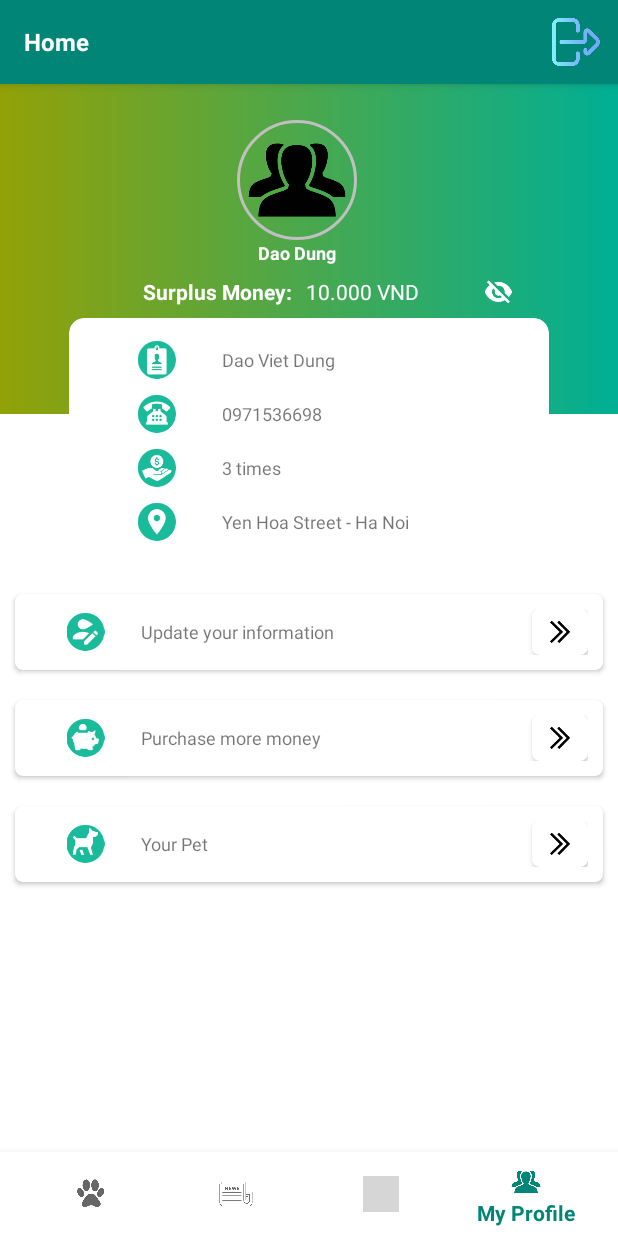
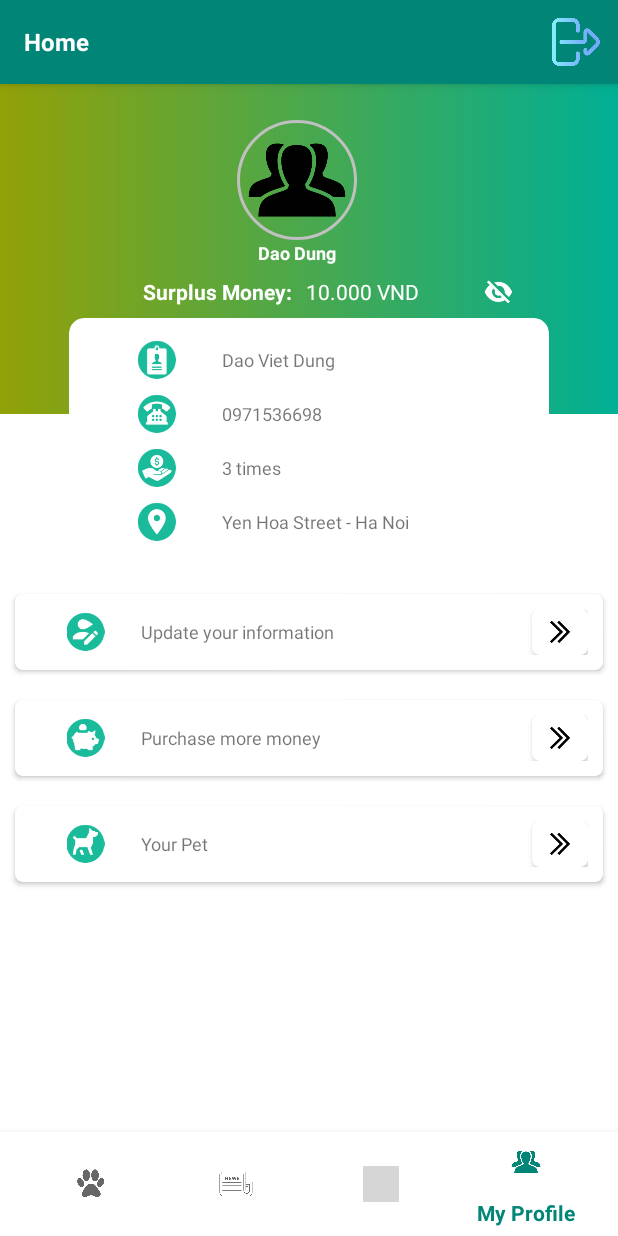
Before and after one commit to daodung1080/PetLoversSocial, an Android app: the UserActivity screen opened directly, with no data from a screen before it, item 4 of the bottom bar chosen, on a phone screen of 412 x 824 dp. Run offline under Robolectric (Android 15) with nearby library versions, the phone set to English and light mode, and no system bars; our stand-ins replace CircleImageView, Firebase (no records; nobody signed in at launch, a user with empty details on screens opened directly), Picasso; libraries missing offline, so code that uses them is left out: com.crowdfire.cfalertdialog, es.dmoral.toasty; 9 statements that could not run were skipped; grey boxes are pictures that could not be loaded.

Commit message:
Resize user activity

```diff
--- a/app/src/main/res/layout/activity_user.xml
+++ b/app/src/main/res/layout/activity_user.xml
@@ -1,5 +1,5 @@
 <?xml version="1.0" encoding="utf-8"?>
-<android.support.design.widget.CoordinatorLayout
+<LinearLayout
         xmlns:android="http://schemas.android.com/apk/res/android"
         xmlns:app="http://schemas.android.com/apk/res-auto"
         xmlns:tools="http://schemas.android.com/tools"
@@ -7,21 +7,24 @@
         android:layout_width="match_parent"
         android:layout_height="match_parent"
         tools:context=".user.UserActivity"
-        android:background="@color/colorBackground">
+        android:background="@color/colorBackground"
+        android:orientation="vertical"
+        android:weightSum="10">
+
+    <FrameLayout
+            android:id="@+id/flUser"
+            android:layout_width="match_parent"
+            android:layout_height="0dp"
+            android:layout_weight="9.1">
+
+    </FrameLayout>
 
     <android.support.design.widget.BottomNavigationView
             android:id="@+id/navigation"
             android:layout_width="match_parent"
-            android:layout_height="wrap_content"
-            android:layout_gravity="bottom"
+            android:layout_height="0dp"
+            android:layout_weight="0.9"
             android:background="@color/colorBackground"
             app:menu="@menu/navigation_user"/>
 
-    <FrameLayout
-            android:id="@+id/flUser"
-            android:layout_width="match_parent"
-            android:layout_height="match_parent">
-
-    </FrameLayout>
-
-</android.support.design.widget.CoordinatorLayout>
+</LinearLayout>
```
